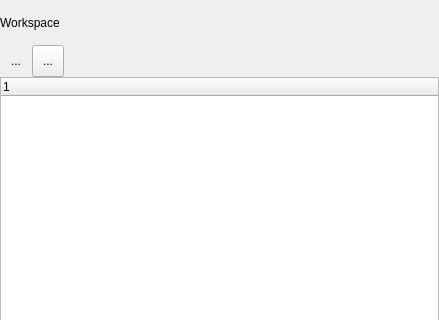
Old version of the form src/projectpanel.ui in the repository Ayandorias/SiVAL; both pictures show x 0 to 439 and y 0 to 320 of the 439 by 859 pixel window.
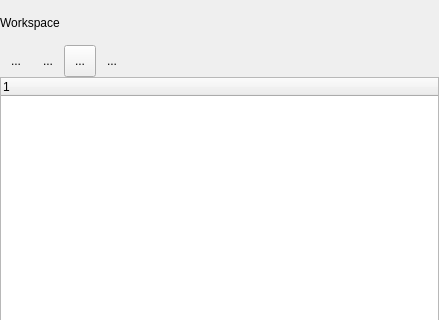
New version of the form. Icons and pictures are not drawn. Custom widgets are drawn as their Qt base class.

```diff
--- a/src/projectpanel.ui
+++ b/src/projectpanel.ui
@@ -81,7 +81,39 @@
         </size>
        </property>
        <property name="shortcut">
-        <string>Ctrl+S</string>
+        <string>Ctrl+N</string>
+       </property>
+       <property name="autoRaise">
+        <bool>true</bool>
+       </property>
+      </widget>
+     </item>
+     <item>
+      <widget class="QToolButton" name="m_pOpen">
+       <property name="minimumSize">
+        <size>
+         <width>32</width>
+         <height>32</height>
+        </size>
+       </property>
+       <property name="maximumSize">
+        <size>
+         <width>32</width>
+         <height>32</height>
+        </size>
+       </property>
+       <property name="text">
+        <string>...</string>
+       </property>
+       <property name="icon">
+        <iconset resource="../resource/sival.qrc">
+         <normaloff>:/sival/open_dark.svg</normaloff>:/sival/open_dark.svg</iconset>
+       </property>
+       <property name="iconSize">
+        <size>
+         <width>20</width>
+         <height>20</height>
+        </size>
        </property>
        <property name="autoRaise">
         <bool>true</bool>
@@ -115,6 +147,41 @@
          <height>20</height>
         </size>
        </property>
+       <property name="shortcut">
+        <string>Ctrl+E</string>
+       </property>
+      </widget>
+     </item>
+     <item>
+      <widget class="QToolButton" name="m_pSave">
+       <property name="minimumSize">
+        <size>
+         <width>32</width>
+         <height>32</height>
+        </size>
+       </property>
+       <property name="maximumSize">
+        <size>
+         <width>32</width>
+         <height>32</height>
+        </size>
+       </property>
+       <property name="text">
+        <string>...</string>
+       </property>
+       <property name="icon">
+        <iconset resource="../resource/nw.qrc">
+         <normaloff>:/icon/save_dark.svg</normaloff>:/icon/save_dark.svg</iconset>
+       </property>
+       <property name="iconSize">
+        <size>
+         <width>20</width>
+         <height>20</height>
+        </size>
+       </property>
+       <property name="autoRaise">
+        <bool>true</bool>
+       </property>
       </widget>
      </item>
      <item>
```
Left out of the diff: 1 changed line with no effect on the pictures.
